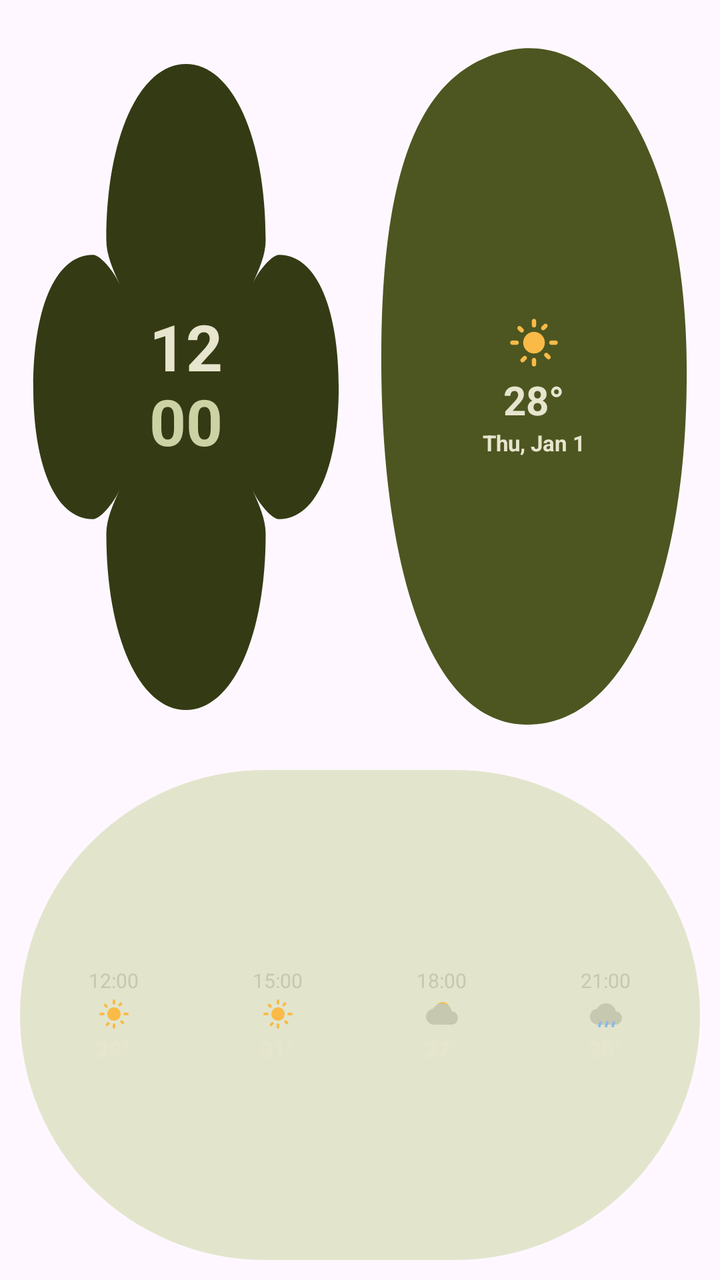
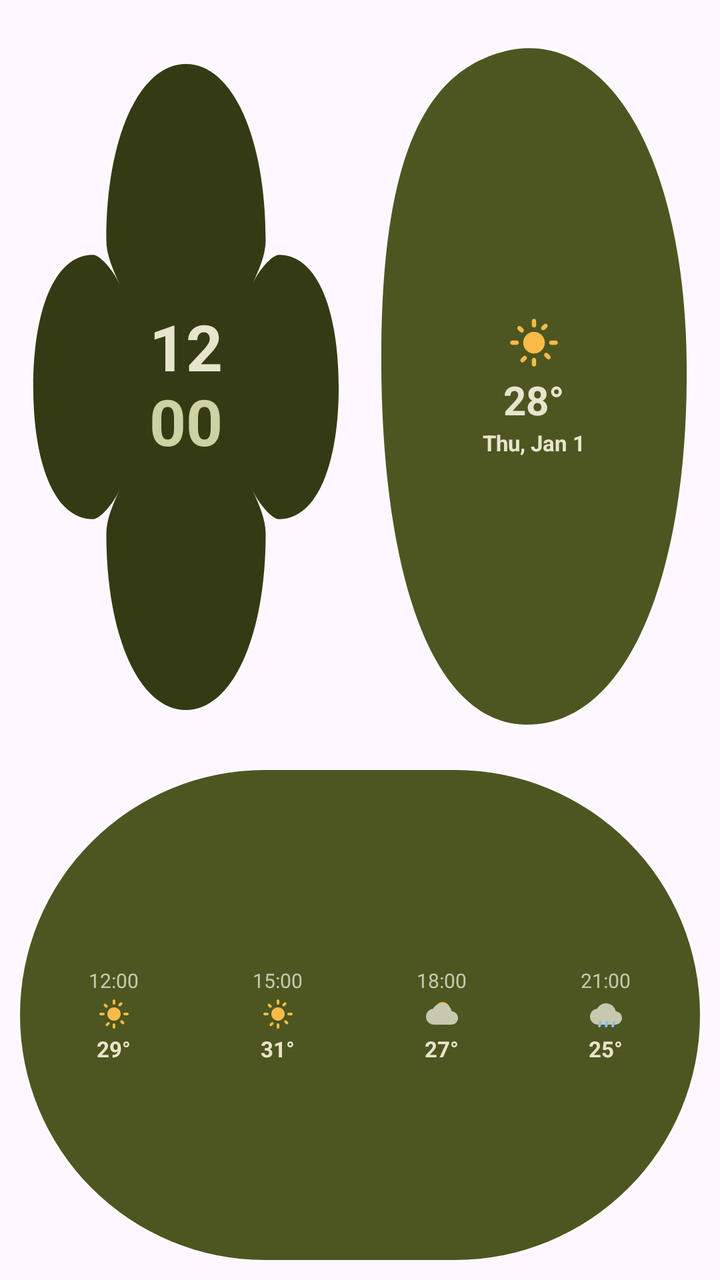

An Android layout rendered at two revisions. The XML below is the earlier revision; the diff shows what the commit changed to produce the second picture.
<!-- AndroidManifest.xml: application theme Theme.MaterialThemes -->
<!-- res/layout/widget_organic_3x3.xml -->
<?xml version="1.0" encoding="utf-8"?>
<LinearLayout xmlns:android="http://schemas.android.com/apk/res/android"
    android:id="@+id/widget_organic_root"
    android:layout_width="match_parent"
    android:layout_height="match_parent"
    android:orientation="vertical"
    android:padding="10dp">

    
    <LinearLayout
        android:layout_width="match_parent"
        android:layout_height="0dp"
        android:layout_weight="1.2"
        android:orientation="horizontal">

        
        <FrameLayout
            android:layout_width="0dp"
            android:layout_height="match_parent"
            android:layout_weight="1"
            android:background="@drawable/shape_flower_clover"
            android:padding="8dp">

            <LinearLayout
                android:layout_width="wrap_content"
                android:layout_height="wrap_content"
                android:layout_gravity="center"
                android:gravity="center"
                android:orientation="vertical">

                <TextClock
                    android:id="@+id/clock_hour"
                    android:layout_width="wrap_content"
                    android:layout_height="wrap_content"
                    android:format12Hour="hh"
                    android:format24Hour="HH"
                    android:includeFontPadding="false"
                    android:textColor="@color/widget_text_primary"
                    android:textSize="32sp"
                    android:textStyle="bold" />

                <TextClock
                    android:id="@+id/clock_minute"
                    android:layout_width="wrap_content"
                    android:layout_height="wrap_content"
                    android:format12Hour="mm"
                    android:format24Hour="mm"
                    android:includeFontPadding="false"
                    android:textColor="@color/widget_text_accent"
                    android:textSize="32sp"
                    android:textStyle="bold" />
            </LinearLayout>
        </FrameLayout>

        
        <FrameLayout
            android:layout_width="0dp"
            android:layout_height="match_parent"
            android:layout_weight="1"
            android:layout_marginStart="8dp"
            android:background="@drawable/shape_pebble"
            android:padding="10dp">

            <LinearLayout
                android:layout_width="wrap_content"
                android:layout_height="wrap_content"
                android:layout_gravity="center"
                android:gravity="center_horizontal"
                android:orientation="vertical">

                <ImageView
                    android:id="@+id/img_weather"
                    android:layout_width="26dp"
                    android:layout_height="26dp"
                    android:contentDescription="@string/sample_weather_condition"
                    android:src="@drawable/ic_weather_sunny" />

                <TextView
                    android:id="@+id/tv_temp"
                    android:layout_width="wrap_content"
                    android:layout_height="wrap_content"
                    android:paddingTop="2dp"
                    android:text="@string/sample_temp_large"
                    android:textColor="@color/widget_text_on_secondary"
                    android:textSize="20sp"
                    android:textStyle="bold" />

                <TextClock
                    android:id="@+id/clock_date"
                    android:layout_width="wrap_content"
                    android:layout_height="wrap_content"
                    android:layout_marginTop="2dp"
                    android:format12Hour="EEE, MMM d"
                    android:format24Hour="EEE, MMM d"
                    android:includeFontPadding="false"
                    android:textColor="@color/widget_text_on_secondary"
                    android:textSize="11sp"
                    android:textStyle="bold" />
            </LinearLayout>
        </FrameLayout>
    </LinearLayout>

    
    <LinearLayout
        android:layout_width="match_parent"
        android:layout_height="0dp"
        android:layout_weight="0.8"
        android:layout_marginTop="8dp"
        android:background="@drawable/shape_pill"
        android:gravity="center"
        android:orientation="horizontal"
        android:padding="6dp">

        <LinearLayout
            android:layout_width="0dp"
            android:layout_height="wrap_content"
            android:layout_weight="1"
            android:gravity="center"
            android:orientation="vertical">

            <TextView
                android:layout_width="wrap_content"
                android:layout_height="wrap_content"
                android:text="@string/sample_forecast_time_1"
                android:textColor="@color/widget_text_secondary"
                android:textSize="10sp" />

            <ImageView
                android:layout_width="16dp"
                android:layout_height="16dp"
                android:layout_marginTop="2dp"
                android:contentDescription="@string/sample_weather_condition"
                android:src="@drawable/ic_weather_sunny" />

            <TextView
                android:layout_width="wrap_content"
                android:layout_height="wrap_content"
                android:layout_marginTop="2dp"
                android:text="@string/sample_forecast_temp_1"
                android:textColor="@color/widget_text_primary"
                android:textSize="11sp"
                android:textStyle="bold" />
        </LinearLayout>

        <LinearLayout
            android:layout_width="0dp"
            android:layout_height="wrap_content"
            android:layout_weight="1"
            android:gravity="center"
            android:orientation="vertical">

            <TextView
                android:layout_width="wrap_content"
                android:layout_height="wrap_content"
                android:text="@string/sample_forecast_time_2"
                android:textColor="@color/widget_text_secondary"
                android:textSize="10sp" />

            <ImageView
                android:layout_width="16dp"
                android:layout_height="16dp"
                android:layout_marginTop="2dp"
                android:contentDescription="@string/sample_weather_condition"
                android:src="@drawable/ic_weather_sunny" />

            <TextView
                android:layout_width="wrap_content"
                android:layout_height="wrap_content"
                android:layout_marginTop="2dp"
                android:text="@string/sample_forecast_temp_2"
                android:textColor="@color/widget_text_primary"
                android:textSize="11sp"
                android:textStyle="bold" />
        </LinearLayout>

        <LinearLayout
            android:layout_width="0dp"
            android:layout_height="wrap_content"
            android:layout_weight="1"
            android:gravity="center"
            android:orientation="vertical">

            <TextView
                android:layout_width="wrap_content"
                android:layout_height="wrap_content"
                android:text="@string/sample_forecast_time_3"
                android:textColor="@color/widget_text_secondary"
                android:textSize="10sp" />

            <ImageView
                android:layout_width="16dp"
                android:layout_height="16dp"
                android:layout_marginTop="2dp"
                android:contentDescription="@string/sample_weather_condition"
                android:src="@drawable/ic_weather_partly_cloudy" />

            <TextView
                android:layout_width="wrap_content"
                android:layout_height="wrap_content"
                android:layout_marginTop="2dp"
                android:text="@string/sample_forecast_temp_3"
                android:textColor="@color/widget_text_primary"
                android:textSize="11sp"
                android:textStyle="bold" />
        </LinearLayout>

        <LinearLayout
            android:layout_width="0dp"
            android:layout_height="wrap_content"
            android:layout_weight="1"
            android:gravity="center"
            android:orientation="vertical">

            <TextView
                android:layout_width="wrap_content"
                android:layout_height="wrap_content"
                android:text="@string/sample_forecast_time_4"
                android:textColor="@color/widget_text_secondary"
                android:textSize="10sp" />

            <ImageView
                android:layout_width="16dp"
                android:layout_height="16dp"
                android:layout_marginTop="2dp"
                android:contentDescription="@string/sample_weather_condition"
                android:src="@drawable/ic_weather_rainy" />

            <TextView
                android:layout_width="wrap_content"
                android:layout_height="wrap_content"
                android:layout_marginTop="2dp"
                android:text="@string/sample_forecast_temp_4"
                android:textColor="@color/widget_text_primary"
                android:textSize="11sp"
                android:textStyle="bold" />
        </LinearLayout>
    </LinearLayout>
</LinearLayout>
<!-- resources referenced by this layout -->
<resources>
  <color name="widget_text_accent">#CCD2A3</color>
  <color name="widget_text_on_secondary">#E7E5CE</color>
  <color name="widget_text_primary">#E7E5CE</color>
  <color name="widget_text_secondary">#C6C8B0</color>
  <!-- drawable ic_weather_partly_cloudy (drawable) -->
  <vector xmlns:android="http://schemas.android.com/apk/res/android"
      android:width="24dp"
      android:height="24dp"
      android:viewportWidth="24"
      android:viewportHeight="24">
      
      <path
          android:fillColor="@color/widget_accent_sun"
          android:pathData="M12.5,3a5.5,5.5 0 0,0 -5.3,4.1A6,6 0 0,1 12,13a6,6 0 0,1 5.9,-5 5.5,5.5 0 0,0 -5.4,-5z" />
      
      <path
          android:fillColor="@color/widget_text_secondary"
          android:pathData="M19.35,10.04C18.67,6.59 15.64,4 12,4 9.11,4 6.6,5.64 5.35,8.04 2.34,8.36 0,10.91 0,14c0,3.31 2.69,6 6,6h13c2.76,0 5,-2.24 5,-5 0,-2.64 -2.05,-4.78 -4.65,-4.96z" />
  </vector>
  <!-- drawable shape_flower_clover (drawable) -->
  <vector xmlns:android="http://schemas.android.com/apk/res/android"
      android:width="120dp"
      android:height="120dp"
      android:viewportWidth="100"
      android:viewportHeight="100">
      <path
          android:fillColor="@color/widget_bg_primary"
          android:pathData="M 50,6 C 64,6 74,16 74,30 C 74,32 72,34 70,36 C 72,34 76,32 78,32 C 90,32 96,40 96,50 C 96,60 90,68 78,68 C 76,68 72,66 70,64 C 72,66 74,68 74,70 C 74,84 64,94 50,94 C 36,94 26,84 26,70 C 26,68 28,66 30,64 C 28,66 24,68 22,68 C 10,68 4,60 4,50 C 4,40 10,32 22,32 C 24,32 28,34 30,36 C 28,34 26,32 26,30 C 26,16 36,6 50,6 Z" />
  </vector>
  <!-- drawable shape_pebble (drawable) -->
  <vector xmlns:android="http://schemas.android.com/apk/res/android"
      android:width="120dp"
      android:height="120dp"
      android:viewportWidth="100"
      android:viewportHeight="100">
      <path
          android:fillColor="@color/widget_bg_secondary"
          android:pathData="M 44,4 C 74,2 96,20 96,48 C 96,76 78,96 48,96 C 18,96 4,74 4,46 C 4,16 20,6 44,4 Z" />
  </vector>
  <!-- drawable shape_pill (drawable) -->
  <shape xmlns:android="http://schemas.android.com/apk/res/android"
      android:shape="rectangle">
      <solid android:color="@color/widget_bg_tertiary" />
      <corners android:radius="999dp" />
  </shape>
  <string name="sample_forecast_temp_1">29°</string>
  <string name="sample_forecast_temp_2">31°</string>
  <string name="sample_forecast_temp_3">27°</string>
  <string name="sample_forecast_temp_4">25°</string>
  <string name="sample_forecast_time_1">12:00</string>
  <string name="sample_forecast_time_2">15:00</string>
  <string name="sample_forecast_time_3">18:00</string>
  <string name="sample_forecast_time_4">21:00</string>
  <string name="sample_temp_large">28°</string>
  <string name="sample_weather_condition">Partly Cloudy</string>
  <style name="Theme.MaterialThemes" parent="Base.Theme.MaterialThemes" />
  <color name="widget_accent_sun">#F9BA48</color>
  <color name="widget_accent_rain">#8EBAE5</color>
  <color name="widget_bg_primary">#343B14</color>
  <color name="widget_bg_secondary">#4D5620</color>
  <color name="widget_bg_tertiary">#E2E5CC</color>
  <color name="md_theme_light_primary">#006874</color>
  <color name="md_theme_light_onPrimary">#FFFFFF</color>
  <color name="md_theme_light_primaryContainer">#9EEFFD</color>
  <color name="md_theme_light_onPrimaryContainer">#001F24</color>
  <color name="md_theme_light_secondary">#4A6267</color>
  <color name="md_theme_light_onSecondary">#FFFFFF</color>
  <color name="md_theme_light_secondaryContainer">#CDE7EC</color>
  <color name="md_theme_light_onSecondaryContainer">#051F23</color>
  <color name="md_theme_light_surface">#F8FDFF</color>
  <color name="md_theme_light_onSurface">#191C1D</color>
  <color name="md_theme_light_surfaceVariant">#DBE4E6</color>
  <color name="md_theme_light_onSurfaceVariant">#3F484A</color>
  <color name="md_theme_light_outline">#6F797A</color>
  <!-- unchanged entries left out for length: 3 -->
</resources>

<!-- the commit's change to res/layout/widget_organic_3x3.xml (unified diff, before → after) -->
@@ -106,7 +106,7 @@
         android:layout_height="0dp"
         android:layout_weight="0.8"
         android:layout_marginTop="8dp"
-        android:background="@drawable/shape_pill"
+        android:background="@drawable/shape_pill_secondary"
         android:gravity="center"
         android:orientation="horizontal"
         android:padding="6dp">
<!-- resource entries referenced after the edit -->
@@ -39,10 +39,10 @@
           android:fillColor="@color/widget_bg_secondary"
           android:pathData="M 44,4 C 74,2 96,20 96,48 C 96,76 78,96 48,96 C 18,96 4,74 4,46 C 4,16 20,6 44,4 Z" />
   </vector>
-  <!-- drawable shape_pill (drawable) -->
+  <!-- drawable shape_pill_secondary (drawable) -->
   <shape xmlns:android="http://schemas.android.com/apk/res/android"
       android:shape="rectangle">
-      <solid android:color="@color/widget_bg_tertiary" />
+      <solid android:color="@color/widget_bg_secondary" />
       <corners android:radius="999dp" />
   </shape>
   <string name="sample_forecast_temp_1">29°</string>
@@ -60,7 +60,6 @@
   <color name="widget_accent_rain">#8EBAE5</color>
   <color name="widget_bg_primary">#343B14</color>
   <color name="widget_bg_secondary">#4D5620</color>
-  <color name="widget_bg_tertiary">#E2E5CC</color>
   <color name="md_theme_light_primary">#006874</color>
   <color name="md_theme_light_onPrimary">#FFFFFF</color>
   <color name="md_theme_light_primaryContainer">#9EEFFD</color>
